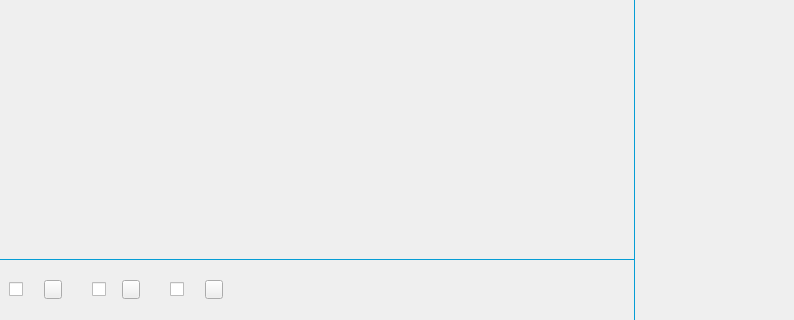
Before: the Qt Designer form qatimeStudent/qatimeStudent/1v1/ui1v1.ui in chuanjiabao1981/qatime-win-student, drawn with Qt 5; both pictures show x 0 to 794 and y 149 to 469 of the 935 by 469 pixel window.
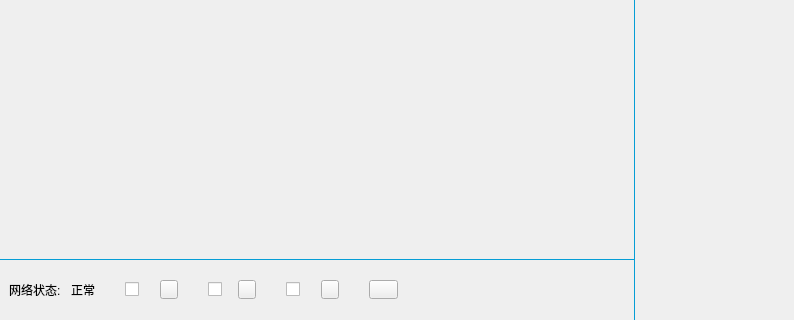
After: the same form once the commit is applied. Icons and pictures are not drawn.

The edit to the form file:
```diff
--- a/qatimeStudent/qatimeStudent/1v1/ui1v1.ui
+++ b/qatimeStudent/qatimeStudent/1v1/ui1v1.ui
@@ -175,7 +175,7 @@
              <height>60</height>
             </size>
            </property>
-           <layout class="QHBoxLayout" name="horizontalLayout_20">
+           <layout class="QHBoxLayout" name="horizontalLayout_20" stretch="0,0,0,0,0,0">
             <property name="spacing">
              <number>30</number>
             </property>
@@ -191,6 +191,27 @@
             <property name="bottomMargin">
              <number>0</number>
             </property>
+            <item>
+             <layout class="QHBoxLayout" name="horizontalLayout_2">
+              <property name="spacing">
+               <number>10</number>
+              </property>
+              <item>
+               <widget class="QLabel" name="label_NetTitle">
+                <property name="text">
+                 <string>网络状态:</string>
+                </property>
+               </widget>
+              </item>
+              <item>
+               <widget class="QLabel" name="label_NetState">
+                <property name="text">
+                 <string>正常</string>
+                </property>
+               </widget>
+              </item>
+             </layout>
+            </item>
             <item>
              <layout class="QHBoxLayout" name="horizontalLayout_27">
               <item>
@@ -335,6 +356,29 @@
               </item>
              </layout>
             </item>
+            <item>
+             <layout class="QHBoxLayout" name="horizontalLayout_3">
+              <item>
+               <widget class="QPushButton" name="btn_GetFrameState">
+                <property name="minimumSize">
+                 <size>
+                  <width>29</width>
+                  <height>19</height>
+                 </size>
+                </property>
+                <property name="maximumSize">
+                 <size>
+                  <width>29</width>
+                  <height>19</height>
+                 </size>
+                </property>
+                <property name="text">
+                 <string/>
+                </property>
+               </widget>
+              </item>
+             </layout>
+            </item>
             <item>
              <spacer name="horizontalSpacer_6">
               <property name="orientation">
```
